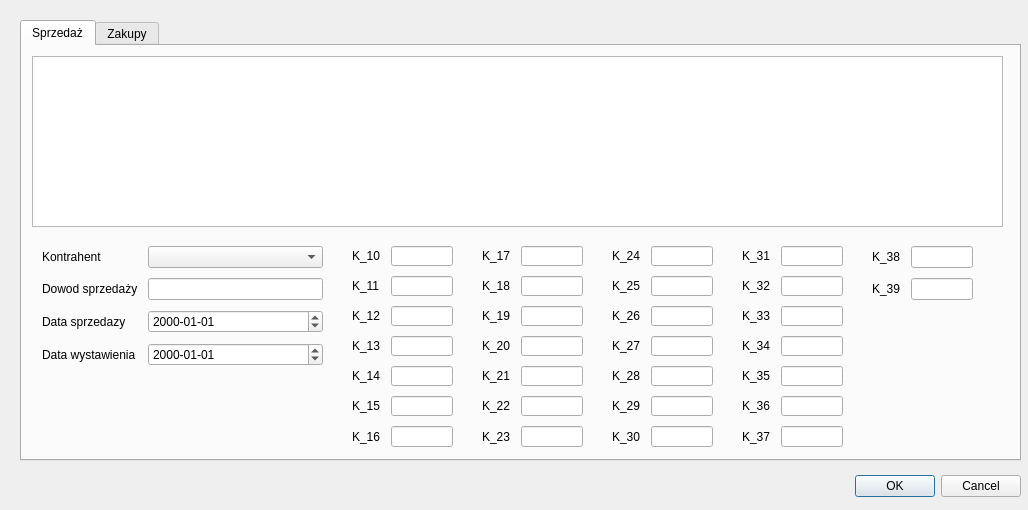
Huehueh/Bazodanowa, file companydialog.ui: the form before one commit.
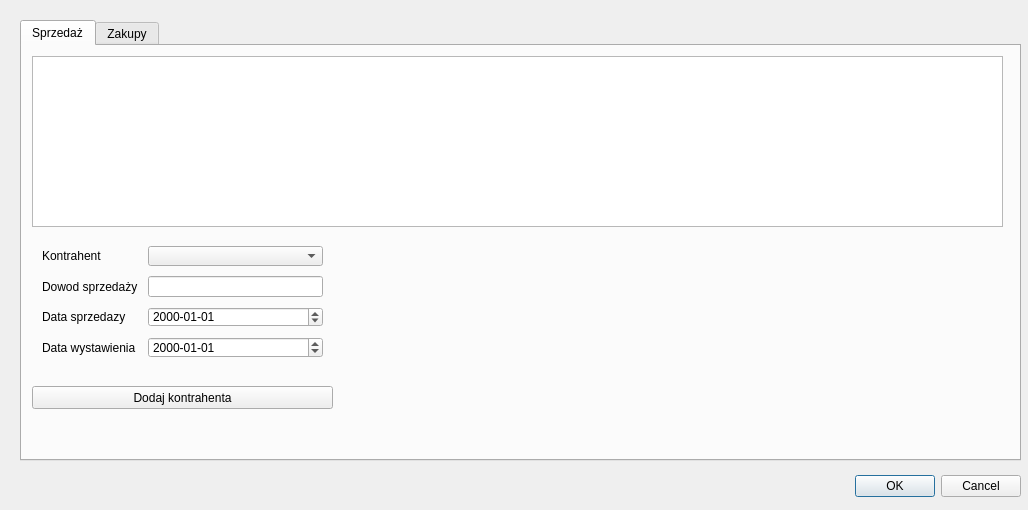
The form after the commit.

Commit message: Added contractors dialog

Patch:
```diff
--- a/companydialog.ui
+++ b/companydialog.ui
@@ -61,7 +61,7 @@
        <x>10</x>
        <y>190</y>
        <width>301</width>
-       <height>211</height>
+       <height>142</height>
       </rect>
      </property>
      <layout class="QFormLayout" name="formLayout">
@@ -136,455 +136,18 @@
       </item>
      </layout>
     </widget>
-    <widget class="QWidget" name="formLayoutWidget_2">
+    <widget class="QPushButton" name="addContractorButton">
      <property name="geometry">
       <rect>
-       <x>320</x>
-       <y>190</y>
-       <width>121</width>
-       <height>221</height>
+       <x>10</x>
+       <y>340</y>
+       <width>301</width>
+       <height>23</height>
       </rect>
      </property>
-     <layout class="QFormLayout" name="formLayout_2">
-      <property name="horizontalSpacing">
-       <number>10</number>
-      </property>
-      <property name="verticalSpacing">
-       <number>10</number>
-      </property>
-      <property name="leftMargin">
-       <number>10</number>
-      </property>
-      <property name="topMargin">
-       <number>10</number>
-      </property>
-      <property name="rightMargin">
-       <number>10</number>
-      </property>
-      <property name="bottomMargin">
-       <number>10</number>
-      </property>
-      <item row="0" column="0">
-       <widget class="QLabel" name="label_5">
-        <property name="text">
-         <string>K_10</string>
-        </property>
-       </widget>
-      </item>
-      <item row="0" column="1">
-       <widget class="QLineEdit" name="k10"/>
-      </item>
-      <item row="1" column="0">
-       <widget class="QLabel" name="label_6">
-        <property name="text">
-         <string>K_11</string>
-        </property>
-       </widget>
-      </item>
-      <item row="2" column="0">
-       <widget class="QLabel" name="label_7">
-        <property name="text">
-         <string>K_12</string>
-        </property>
-       </widget>
-      </item>
-      <item row="3" column="0">
-       <widget class="QLabel" name="label_8">
-        <property name="text">
-         <string>K_13</string>
-        </property>
-       </widget>
-      </item>
-      <item row="4" column="0">
-       <widget class="QLabel" name="label_9">
-        <property name="text">
-         <string>K_14</string>
-        </property>
-       </widget>
-      </item>
-      <item row="5" column="0">
-       <widget class="QLabel" name="label_10">
-        <property name="text">
-         <string>K_15</string>
-        </property>
-       </widget>
-      </item>
-      <item row="1" column="1">
-       <widget class="QLineEdit" name="k11"/>
-      </item>
-      <item row="2" column="1">
-       <widget class="QLineEdit" name="k12"/>
-      </item>
-      <item row="3" column="1">
-       <widget class="QLineEdit" name="k13"/>
-      </item>
-      <item row="4" column="1">
-       <widget class="QLineEdit" name="k14"/>
-      </item>
-      <item row="5" column="1">
-       <widget class="QLineEdit" name="k15"/>
-      </item>
-      <item row="6" column="0">
-       <widget class="QLabel" name="label_11">
-        <property name="text">
-         <string>K_16</string>
-        </property>
-       </widget>
-      </item>
-      <item row="6" column="1">
-       <widget class="QLineEdit" name="k16"/>
-      </item>
-     </layout>
-    </widget>
-    <widget class="QWidget" name="formLayoutWidget_3">
-     <property name="geometry">
-      <rect>
-       <x>450</x>
-       <y>190</y>
-       <width>121</width>
-       <height>221</height>
-      </rect>
+     <property name="text">
+      <string>Dodaj kontrahenta</string>
      </property>
-     <layout class="QFormLayout" name="formLayout_3">
-      <property name="horizontalSpacing">
-       <number>10</number>
-      </property>
-      <property name="verticalSpacing">
-       <number>10</number>
-      </property>
-      <property name="leftMargin">
-       <number>10</number>
-      </property>
-      <property name="topMargin">
-       <number>10</number>
-      </property>
-      <property name="rightMargin">
-       <number>10</number>
-      </property>
-      <property name="bottomMargin">
-       <number>10</number>
-      </property>
-      <item row="0" column="0">
-       <widget class="QLabel" name="label_12">
-        <property name="text">
-         <string>K_17</string>
-        </property>
-       </widget>
-      </item>
-      <item row="0" column="1">
-       <widget class="QLineEdit" name="k17"/>
-      </item>
-      <item row="1" column="0">
-       <widget class="QLabel" name="label_13">
-        <property name="text">
-         <string>K_18</string>
-        </property>
-       </widget>
-      </item>
-      <item row="2" column="0">
-       <widget class="QLabel" name="label_14">
-        <property name="text">
-         <string>K_19</string>
-        </property>
-       </widget>
-      </item>
-      <item row="3" column="0">
-       <widget class="QLabel" name="label_15">
-        <property name="text">
-         <string>K_20</string>
-        </property>
-       </widget>
-      </item>
-      <item row="4" column="0">
-       <widget class="QLabel" name="label_16">
-        <property name="text">
-         <string>K_21</string>
-        </property>
-       </widget>
-      </item>
-      <item row="5" column="0">
-       <widget class="QLabel" name="label_17">
-        <property name="text">
-         <string>K_22</string>
-        </property>
-       </widget>
-      </item>
-      <item row="1" column="1">
-       <widget class="QLineEdit" name="k18"/>
-      </item>
-      <item row="2" column="1">
-       <widget class="QLineEdit" name="k19"/>
-      </item>
-      <item row="3" column="1">
-       <widget class="QLineEdit" name="k20"/>
-      </item>
-      <item row="4" column="1">
-       <widget class="QLineEdit" name="k21"/>
-      </item>
-      <item row="5" column="1">
-       <widget class="QLineEdit" name="k22"/>
-      </item>
-      <item row="6" column="0">
-       <widget class="QLabel" name="label_18">
-        <property name="text">
-         <string>K_23</string>
-        </property>
-       </widget>
-      </item>
-      <item row="6" column="1">
-       <widget class="QLineEdit" name="k23"/>
-      </item>
-     </layout>
-    </widget>
-    <widget class="QWidget" name="formLayoutWidget_4">
-     <property name="geometry">
-      <rect>
-       <x>580</x>
-       <y>190</y>
-       <width>121</width>
-       <height>221</height>
-      </rect>
-     </property>
-     <layout class="QFormLayout" name="formLayout_4">
-      <property name="horizontalSpacing">
-       <number>10</number>
-      </property>
-      <property name="verticalSpacing">
-       <number>10</number>
-      </property>
-      <property name="leftMargin">
-       <number>10</number>
-      </property>
-      <property name="topMargin">
-       <number>10</number>
-      </property>
-      <property name="rightMargin">
-       <number>10</number>
-      </property>
-      <property name="bottomMargin">
-       <number>10</number>
-      </property>
-      <item row="0" column="0">
-       <widget class="QLabel" name="label_19">
-        <property name="text">
-         <string>K_24</string>
-        </property>
-       </widget>
-      </item>
-      <item row="0" column="1">
-       <widget class="QLineEdit" name="k24"/>
-      </item>
-      <item row="1" column="0">
-       <widget class="QLabel" name="label_20">
-        <property name="text">
-         <string>K_25</string>
-        </property>
-       </widget>
-      </item>
-      <item row="2" column="0">
-       <widget class="QLabel" name="label_21">
-        <property name="text">
-         <string>K_26</string>
-        </property>
-       </widget>
-      </item>
-      <item row="3" column="0">
-       <widget class="QLabel" name="label_22">
-        <property name="text">
-         <string>K_27</string>
-        </property>
-       </widget>
-      </item>
-      <item row="4" column="0">
-       <widget class="QLabel" name="label_23">
-        <property name="text">
-         <string>K_28</string>
-        </property>
-       </widget>
-      </item>
-      <item row="5" column="0">
-       <widget class="QLabel" name="label_24">
-        <property name="text">
-         <string>K_29</string>
-        </property>
-       </widget>
-      </item>
-      <item row="1" column="1">
-       <widget class="QLineEdit" name="l25"/>
-      </item>
-      <item row="2" column="1">
-       <widget class="QLineEdit" name="k26"/>
-      </item>
-      <item row="3" column="1">
-       <widget class="QLineEdit" name="k27"/>
-      </item>
-      <item row="4" column="1">
-       <widget class="QLineEdit" name="k28"/>
-      </item>
-      <item row="5" column="1">
-       <widget class="QLineEdit" name="k29"/>
-      </item>
-      <item row="6" column="0">
-       <widget class="QLabel" name="label_25">
-        <property name="text">
-         <string>K_30</string>
-        </property>
-       </widget>
-      </item>
-      <item row="6" column="1">
-       <widget class="QLineEdit" name="k30"/>
-      </item>
-     </layout>
-    </widget>
-    <widget class="QWidget" name="formLayoutWidget_5">
-     <property name="geometry">
-      <rect>
-       <x>710</x>
-       <y>190</y>
-       <width>121</width>
-       <height>221</height>
-      </rect>
-     </property>
-     <layout class="QFormLayout" name="formLayout_5">
-      <property name="horizontalSpacing">
-       <number>10</number>
-      </property>
-      <property name="verticalSpacing">
-       <number>10</number>
-      </property>
-      <property name="leftMargin">
-       <number>10</number>
-      </property>
-      <property name="topMargin">
-       <number>10</number>
-      </property>
-      <property name="rightMargin">
-       <number>10</number>
-      </property>
-      <property name="bottomMargin">
-       <number>10</number>
-      </property>
-      <item row="0" column="0">
-       <widget class="QLabel" name="label_26">
-        <property name="text">
-         <string>K_31</string>
-        </property>
-       </widget>
-      </item>
-      <item row="0" column="1">
-       <widget class="QLineEdit" name="k31"/>
-      </item>
-      <item row="1" column="0">
-       <widget class="QLabel" name="label_27">
-        <property name="text">
-         <string>K_32</string>
-        </property>
-       </widget>
-      </item>
-      <item row="2" column="0">
-       <widget class="QLabel" name="label_28">
-        <property name="text">
-         <string>K_33</string>
-        </property>
-       </widget>
-      </item>
-      <item row="3" column="0">
-       <widget class="QLabel" name="label_29">
-        <property name="text">
-         <string>K_34</string>
-        </property>
-       </widget>
-      </item>
-      <item row="4" column="0">
-       <widget class="QLabel" name="label_30">
-        <property name="text">
-         <string>K_35</string>
-        </property>
-       </widget>
-      </item>
-      <item row="5" column="0">
-       <widget class="QLabel" name="label_31">
-        <property name="text">
-         <string>K_36</string>
-        </property>
-       </widget>
-      </item>
-      <item row="1" column="1">
-       <widget class="QLineEdit" name="k32"/>
-      </item>
-      <item row="2" column="1">
-       <widget class="QLineEdit" name="k33"/>
-      </item>
-      <item row="3" column="1">
-       <widget class="QLineEdit" name="k34"/>
-      </item>
-      <item row="4" column="1">
-       <widget class="QLineEdit" name="k35"/>
-      </item>
-      <item row="5" column="1">
-       <widget class="QLineEdit" name="k36"/>
-      </item>
-      <item row="6" column="0">
-       <widget class="QLabel" name="label_32">
-        <property name="text">
-         <string>K_37</string>
-        </property>
-       </widget>
-      </item>
-      <item row="6" column="1">
-       <widget class="QLineEdit" name="k37"/>
-      </item>
-     </layout>
-    </widget>
-    <widget class="QWidget" name="formLayoutWidget_6">
-     <property name="geometry">
-      <rect>
-       <x>840</x>
-       <y>190</y>
-       <width>121</width>
-       <height>221</height>
-      </rect>
-     </property>
-     <layout class="QFormLayout" name="formLayout_6">
-      <property name="horizontalSpacing">
-       <number>10</number>
-      </property>
-      <property name="verticalSpacing">
-       <number>10</number>
-      </property>
-      <property name="leftMargin">
-       <number>10</number>
-      </property>
-      <property name="topMargin">
-       <number>10</number>
-      </property>
-      <property name="rightMargin">
-       <number>10</number>
-      </property>
-      <property name="bottomMargin">
-       <number>10</number>
-      </property>
-      <item row="0" column="0">
-       <widget class="QLabel" name="label_33">
-        <property name="text">
-         <string>K_38</string>
-        </property>
-       </widget>
-      </item>
-      <item row="0" column="1">
-       <widget class="QLineEdit" name="k38"/>
-      </item>
-      <item row="1" column="0">
-       <widget class="QLabel" name="label_34">
-        <property name="text">
-         <string>K_39</string>
-        </property>
-       </widget>
-      </item>
-      <item row="1" column="1">
-       <widget class="QLineEdit" name="k39"/>
-      </item>
-     </layout>
     </widget>
    </widget>
    <widget class="QWidget" name="tab_2">
```
The commit also changes 11 other files.
